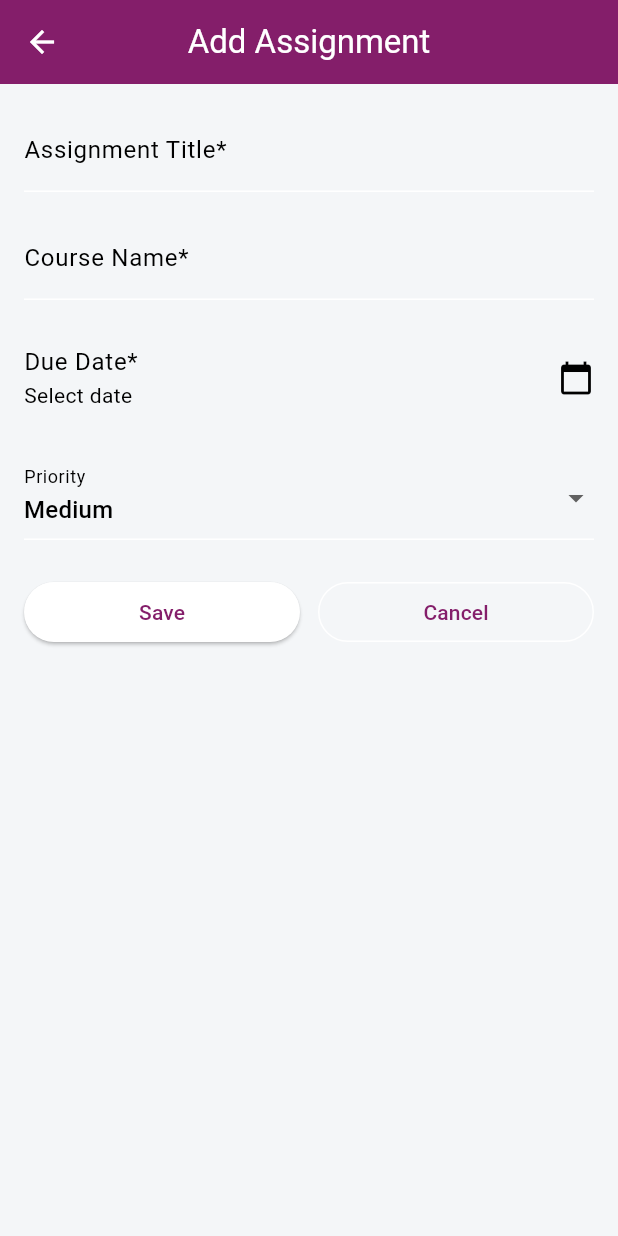
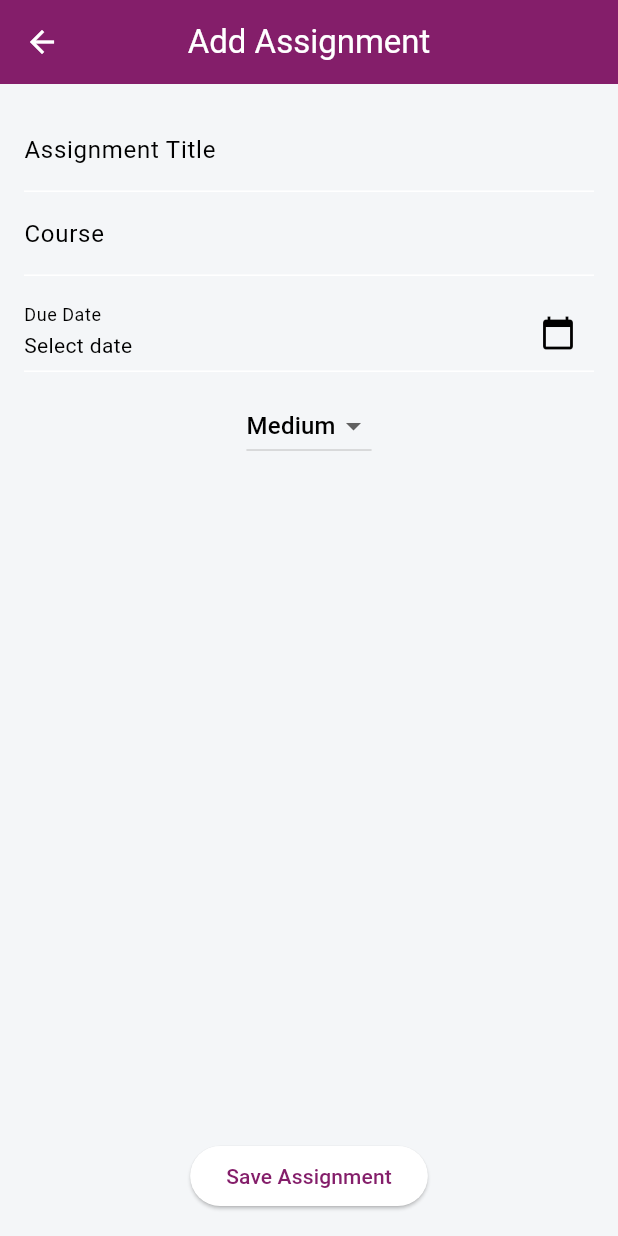
Before and after one commit to bienvenudev/student_academic_assistant, a Flutter app: the AddAssignmentScreen screen opened directly, on a phone screen of 412 x 824 dp. Run offline on Flutter 3.47's test engine with Material 3 defaults, Android fonts, the phone set to English and light mode, and no system bars; our stand-ins replace shared_preferences; accounts and stored records are empty.

Commit message:
Updated add_assignment_screen.dart

```diff
--- a/lib/screens/add_assignment_screen.dart
+++ b/lib/screens/add_assignment_screen.dart
@@ -14,10 +14,8 @@ class AddAssignmentScreen extends StatefulWidget {
 }
 
 class _AddAssignmentScreenState extends State<AddAssignmentScreen> {
-  final _formKey = GlobalKey<FormState>();
-
-  late TextEditingController _titleController;
-  late TextEditingController _courseController;
+  final _titleController = TextEditingController();
+  final _courseController = TextEditingController();
 
   DateTime? _selectedDueDate;
   String _selectedPriority = 'Medium';
@@ -26,21 +24,12 @@ class _AddAssignmentScreenState extends State<AddAssignmentScreen> {
   void initState() {
     super.initState();
 
-    _titleController =
-        TextEditingController(text: widget.assignmentToEdit?.title ?? '');
-    _courseController =
-        TextEditingController(text: widget.assignmentToEdit?.course ?? '');
-
-    _selectedDueDate = widget.assignmentToEdit?.dueDate;
-    _selectedPriority =
-        widget.assignmentToEdit?.priority ?? 'Medium';
+    if (widget.assignmentToEdit != null) {
+      _titleController.text = widget.assignmentToEdit!.title;
+      _courseController.text = widget.assignmentToEdit!.course;
+      _selectedDueDate = widget.assignmentToEdit!.dueDate;
+      _selectedPriority = widget.assignmentToEdit!.priority;
     }
-
-  @override
-  void dispose() {
-    _titleController.dispose();
-    _courseController.dispose();
-    super.dispose();
   }
 
   Future<void> _pickDate() async {
@@ -50,28 +39,7 @@ class _AddAssignmentScreenState extends State<AddAssignmentScreen> {
       firstDate: DateTime(2000),
       lastDate: DateTime.now().add(const Duration(days: 365)),
     );
-
-    if (picked != null) {
-      setState(() => _selectedDueDate = picked);
-    }
-  }
-
-  void _save() {
-    if (!_formKey.currentState!.validate() || _selectedDueDate == null) {
-      return;
-    }
-
-    final assignment = Assignment(
-      id: widget.assignmentToEdit?.id ??
-          DateTime.now().millisecondsSinceEpoch.toString(),
-      title: _titleController.text.trim(),
-      course: _courseController.text.trim(),
-      dueDate: _selectedDueDate!,
-      priority: _selectedPriority,
-      isCompleted: widget.assignmentToEdit?.isCompleted ?? false,
-    );
-
-    Navigator.pop(context, assignment);
+    if (picked != null) setState(() => _selectedDueDate = picked);
   }
 
   @override
@@ -84,82 +52,92 @@ class _AddAssignmentScreenState extends State<AddAssignmentScreen> {
       ),
       body: Padding(
         padding: const EdgeInsets.all(16),
-        child: Form(
-          key: _formKey,
-          child: ListView(
+        child: Column(
           children: [
-              TextFormField(
+            TextField(
               controller: _titleController,
               decoration: const InputDecoration(
-                  labelText: 'Assignment Title*',
+                labelText: 'Assignment Title',
               ),
-                validator: (v) =>
-                    v == null || v.isEmpty ? 'Required' : null,
             ),
-              const SizedBox(height: 16),
-
-              TextFormField(
+            TextField(
               controller: _courseController,
               decoration: const InputDecoration(
-                  labelText: 'Course Name*',
+                labelText: 'Course',
               ),
-                validator: (v) =>
-                    v == null || v.isEmpty ? 'Required' : null,
             ),
-              const SizedBox(height: 16),
+            const SizedBox(height: 12),
 
-              ListTile(
-                contentPadding: EdgeInsets.zero,
-                title: const Text('Due Date*'),
-                subtitle: Text(
+            InkWell(
+              onTap: _pickDate,
+              child: InputDecorator(
+                decoration: const InputDecoration(
+                  labelText: 'Due Date',
+                  suffixIcon: Icon(Icons.calendar_today),
+                ),
+                child: Text(
                   _selectedDueDate == null
                       ? 'Select date'
-                      : DateFormat('MMM d, yyyy')
-                          .format(_selectedDueDate!),
+                      : DateFormat('MMM d, yyyy').format(_selectedDueDate!),
                 ),
-                trailing: const Icon(Icons.calendar_today),
-                onTap: _pickDate,
+              ),
             ),
 
-              const SizedBox(height: 16),
+            const SizedBox(height: 12),
 
-              DropdownButtonFormField<String>(
+            DropdownButton<String>(
               value: _selectedPriority,
-                items: priorityLevels
-                    .map(
-                      (p) => DropdownMenuItem(
+              items: priorityLevels.map((p) {
+                return DropdownMenuItem(
                   value: p,
                   child: Text(p),
-                      ),
-                    )
-                    .toList(),
-                onChanged: (v) => setState(() => _selectedPriority = v!),
-                decoration: const InputDecoration(labelText: 'Priority'),
+                );
+              }).toList(),
+              onChanged: (value) {
+                setState(() => _selectedPriority = value!);
+              },
             ),
 
-              const SizedBox(height: 24),
+            const Spacer(),
 
-              Row(
-                children: [
-                  Expanded(
-                    child: ElevatedButton(
-                      onPressed: _save,
-                      child: const Text('Save'),
+            ElevatedButton(
+              onPressed: () {
+                if (_titleController.text.isEmpty ||
+                    _courseController.text.isEmpty ||
+                    _selectedDueDate == null) {
+                  ScaffoldMessenger.of(context).showSnackBar(
+                    const SnackBar(
+                      content: Text('Please fill all required fields'),
                     ),
-                  ),
-                  const SizedBox(width: 12),
-                  Expanded(
-                    child: OutlinedButton(
-                      onPressed: () => Navigator.pop(context),
-                      child: const Text('Cancel'),
-                    ),
-                  ),
-                ],
+                  );
+                  return;
+                }
+
+                final assignment = Assignment(
+                  id: widget.assignmentToEdit?.id ??
+                      DateTime.now().millisecondsSinceEpoch.toString(),
+                  title: _titleController.text,
+                  course: _courseController.text,
+                  dueDate: _selectedDueDate!,
+                  priority: _selectedPriority,
+                  isCompleted:
+                      widget.assignmentToEdit?.isCompleted ?? false,
+                );
+
+                Navigator.pop(context, assignment);
+              },
+              child: const Text('Save Assignment'),
             ),
           ],
         ),
       ),
-      ),
     );
   }
+
+  @override
+  void dispose() {
+    _titleController.dispose();
+    _courseController.dispose();
+    super.dispose();
   }
+}
```
Lines whose indentation alone changed are shown as unchanged.
